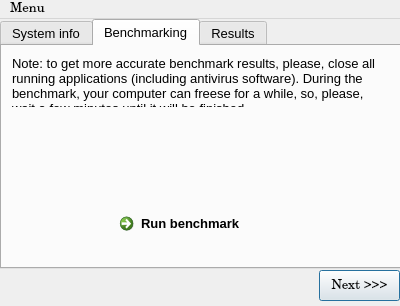
Qt form Client_GUI/Sources/mainwindow.ui (fi-73/FiztehMark) before a commit.
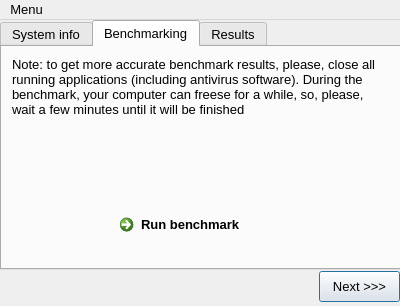
The same form after that commit. The open tabs and pages were chosen to show the change.

Commit message: Small design & font corrections

Patch:
```diff
--- a/Client_GUI/Sources/mainwindow.ui
+++ b/Client_GUI/Sources/mainwindow.ui
@@ -31,7 +31,7 @@
   </property>
   <property name="font">
    <font>
-    <family>Century Schoolbook</family>
+    <family>Tahoma</family>
     <pointsize>10</pointsize>
    </font>
   </property>
@@ -163,7 +163,7 @@
         <x>10</x>
         <y>10</y>
         <width>371</width>
-        <height>51</height>
+        <height>111</height>
        </rect>
       </property>
       <property name="text">
@@ -350,6 +350,11 @@
       <height>31</height>
      </rect>
     </property>
+    <property name="font">
+     <font>
+      <family>Tahoma</family>
+     </font>
+    </property>
     <property name="cursor">
      <cursorShape>PointingHandCursor</cursorShape>
     </property>
```
The commit also changes 3 other files.
